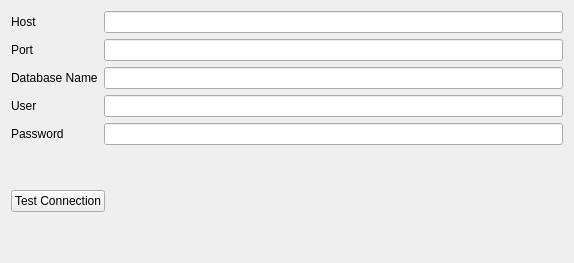
Qt form Include/imtdbgui/CDatabaseLoginSettingsEditorComp.ui (ImagingTools/ImtCore) before a commit.
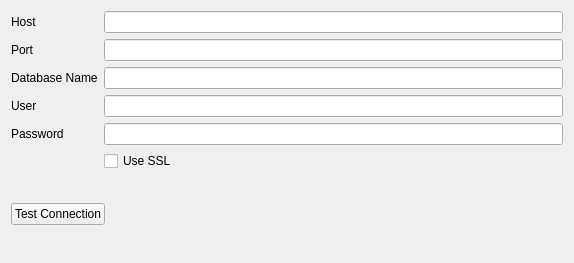
The same form after that commit.

Commit message: SSL support integrated into the database engine and configurable

Diff of the .ui file:
```diff
--- a/Include/imtdbgui/CDatabaseLoginSettingsEditorComp.ui
+++ b/Include/imtdbgui/CDatabaseLoginSettingsEditorComp.ui
@@ -70,6 +70,13 @@
        </property>
       </widget>
      </item>
+     <item row="5" column="1">
+      <widget class="QCheckBox" name="UseSslCheck">
+       <property name="text">
+        <string>Use SSL</string>
+       </property>
+      </widget>
+     </item>
     </layout>
    </item>
    <item>
```
The commit also changes 8 other files.
